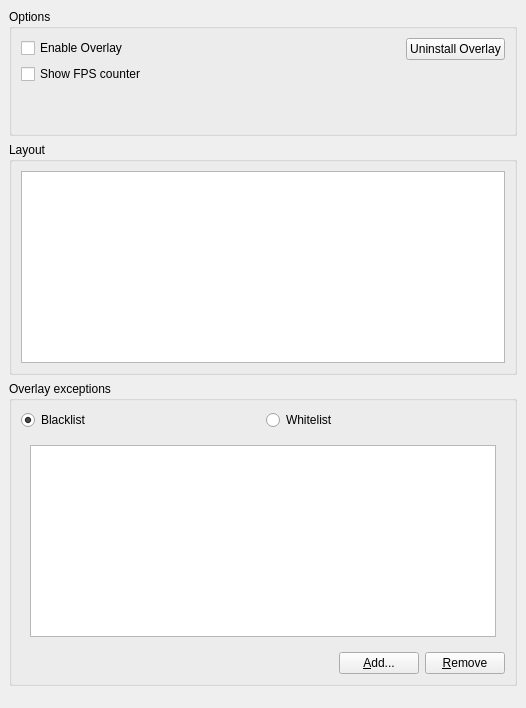
Above: src/mumble/Overlay.ui from mumble-voip/mumble before the change. Below: the same form after it.
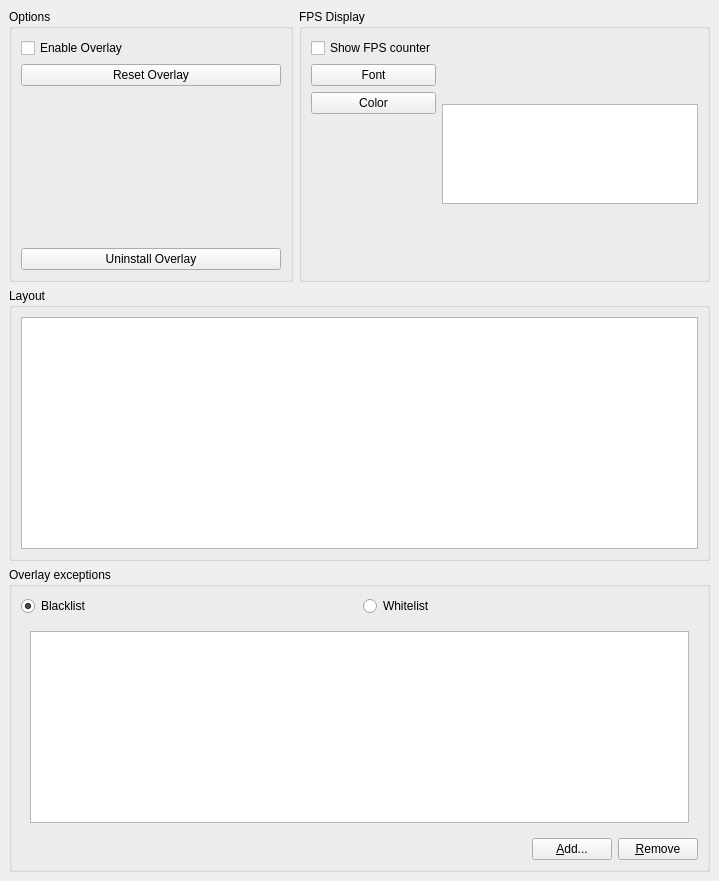
That is the form after the change. The open tabs and pages were chosen to show the change. Icons and pictures are not drawn.

Commit message:
Extended the overlay settings
  * Font and color selection for FPS display
  * Overlay reset
  * More fallbacks to grab a desktop image, only first screen
    (fix an issue where a zero-size image was used)
  * Show FPS preview in layout to give an idea of the size
  * A bunch of refactoring

The edit to the form file:
```diff
--- a/src/mumble/Overlay.ui
+++ b/src/mumble/Overlay.ui
@@ -6,8 +6,8 @@
    <rect>
     <x>0</x>
     <y>0</y>
-    <width>526</width>
-    <height>708</height>
+    <width>719</width>
+    <height>881</height>
    </rect>
   </property>
   <property name="windowTitle">
@@ -25,7 +25,18 @@
      <widget class="QWidget" name="qwOverlayConfig">
       <layout class="QVBoxLayout" name="verticalLayout_4">
        <item>
+        <layout class="QHBoxLayout" name="horizontalLayout_9">
+         <property name="sizeConstraint">
+          <enum>QLayout::SetMinimumSize</enum>
+         </property>
+         <item>
         <widget class="QGroupBox" name="qgbOptions">
+           <property name="sizePolicy">
+            <sizepolicy hsizetype="Preferred" vsizetype="Minimum">
+             <horstretch>0</horstretch>
+             <verstretch>0</verstretch>
+            </sizepolicy>
+           </property>
          <property name="title">
           <string>Options</string>
          </property>
@@ -34,7 +45,10 @@
          </property>
          <layout class="QHBoxLayout" name="horizontalLayout_7">
           <item>
-           <layout class="QVBoxLayout" name="verticalLayout_9">
+             <layout class="QVBoxLayout" name="verticalLayout_10">
+              <property name="sizeConstraint">
+               <enum>QLayout::SetDefaultConstraint</enum>
+              </property>
             <item>
              <widget class="QCheckBox" name="qcbEnable">
               <property name="toolTip">
@@ -49,6 +63,80 @@
              </widget>
             </item>
             <item>
+               <widget class="QPushButton" name="qpbReset">
+                <property name="toolTip">
+                 <string>Replaces all overlay settings with defaults.</string>
+                </property>
+                <property name="whatsThis">
+                 <string/>
+                </property>
+                <property name="text">
+                 <string>Reset Overlay</string>
+                </property>
+               </widget>
+              </item>
+              <item>
+               <spacer name="horizontalSpacer_6">
+                <property name="orientation">
+                 <enum>Qt::Horizontal</enum>
+                </property>
+                <property name="sizeHint" stdset="0">
+                 <size>
+                  <width>40</width>
+                  <height>20</height>
+                 </size>
+                </property>
+               </spacer>
+              </item>
+              <item>
+               <spacer name="verticalSpacer_3">
+                <property name="orientation">
+                 <enum>Qt::Vertical</enum>
+                </property>
+                <property name="sizeType">
+                 <enum>QSizePolicy::MinimumExpanding</enum>
+                </property>
+                <property name="sizeHint" stdset="0">
+                 <size>
+                  <width>20</width>
+                  <height>0</height>
+                 </size>
+                </property>
+               </spacer>
+              </item>
+              <item>
+               <widget class="QPushButton" name="qpbUninstall">
+                <property name="text">
+                 <string>Uninstall Overlay</string>
+                </property>
+               </widget>
+              </item>
+             </layout>
+            </item>
+           </layout>
+          </widget>
+         </item>
+         <item>
+          <widget class="QGroupBox" name="qgpFps">
+           <property name="enabled">
+            <bool>true</bool>
+           </property>
+           <property name="sizePolicy">
+            <sizepolicy hsizetype="Preferred" vsizetype="Minimum">
+             <horstretch>0</horstretch>
+             <verstretch>0</verstretch>
+            </sizepolicy>
+           </property>
+           <property name="title">
+            <string>FPS Display</string>
+           </property>
+           <layout class="QHBoxLayout" name="horizontalLayout_8">
+            <item>
+             <layout class="QVBoxLayout" name="verticalLayout_9">
+              <property name="sizeConstraint">
+               <enum>QLayout::SetMinimumSize</enum>
+              </property>
+              <item>
              <widget class="QCheckBox" name="qcbShowFps">
               <property name="toolTip">
                <string>Display a frame counter in the overlay</string>
@@ -58,15 +146,44 @@
               </property>
              </widget>
             </item>
+              <item>
+               <widget class="QPushButton" name="qpbFpsFont">
+                <property name="toolTip">
+                 <string>Set the overlay font.</string>
+                </property>
+                <property name="whatsThis">
+                 <string/>
+                </property>
+                <property name="text">
+                 <string>Font</string>
+                </property>
+               </widget>
+              </item>
+              <item>
+               <widget class="QPushButton" name="qpbFpsColor">
+                <property name="toolTip">
+                 <string>Set the overlay text color.</string>
+                </property>
+                <property name="whatsThis">
+                 <string/>
+                </property>
+                <property name="text">
+                 <string>Color</string>
+                </property>
+               </widget>
+              </item>
             <item>
              <spacer name="verticalSpacer_4">
               <property name="orientation">
                <enum>Qt::Vertical</enum>
               </property>
+                <property name="sizeType">
+                 <enum>QSizePolicy::MinimumExpanding</enum>
+                </property>
               <property name="sizeHint" stdset="0">
                <size>
                 <width>20</width>
-                <height>40</height>
+                  <height>0</height>
                </size>
               </property>
              </spacer>
@@ -74,47 +191,77 @@
            </layout>
           </item>
           <item>
-           <spacer name="horizontalSpacer_7">
-            <property name="orientation">
-             <enum>Qt::Horizontal</enum>
-            </property>
-            <property name="sizeHint" stdset="0">
-             <size>
-              <width>40</width>
-              <height>20</height>
-             </size>
-            </property>
-           </spacer>
-          </item>
+             <layout class="QVBoxLayout" name="verticalLayout_13">
+              <property name="sizeConstraint">
+               <enum>QLayout::SetMinimumSize</enum>
+              </property>
           <item>
-           <layout class="QVBoxLayout" name="verticalLayout_10">
-            <item>
-             <widget class="QPushButton" name="qpbUninstall">
-              <property name="text">
-               <string>Uninstall Overlay</string>
-              </property>
-             </widget>
-            </item>
-            <item>
-             <spacer name="verticalSpacer_3">
-              <property name="orientation">
-               <enum>Qt::Vertical</enum>
-              </property>
-              <property name="sizeHint" stdset="0">
+               <widget class="QGraphicsView" name="qgvFpsPreview">
+                <property name="enabled">
+                 <bool>true</bool>
+                </property>
+                <property name="sizePolicy">
+                 <sizepolicy hsizetype="Expanding" vsizetype="MinimumExpanding">
+                  <horstretch>0</horstretch>
+                  <verstretch>0</verstretch>
+                 </sizepolicy>
+                </property>
+                <property name="maximumSize">
                <size>
-                <width>20</width>
+                  <width>16777215</width>
+                  <height>100</height>
+                 </size>
+                </property>
+                <property name="baseSize">
+                 <size>
+                  <width>0</width>
                 <height>40</height>
                </size>
               </property>
-             </spacer>
+                <property name="verticalScrollBarPolicy">
+                 <enum>Qt::ScrollBarAlwaysOff</enum>
+                </property>
+                <property name="horizontalScrollBarPolicy">
+                 <enum>Qt::ScrollBarAlwaysOff</enum>
+                </property>
+                <property name="backgroundBrush">
+                 <brush brushstyle="SolidPattern">
+                  <color alpha="255">
+                   <red>160</red>
+                   <green>160</green>
+                   <blue>160</blue>
+                  </color>
+                 </brush>
+                </property>
+                <property name="foregroundBrush">
+                 <brush brushstyle="NoBrush">
+                  <color alpha="255">
+                   <red>0</red>
+                   <green>0</green>
+                   <blue>0</blue>
+                  </color>
+                 </brush>
+                </property>
+                <property name="renderHints">
+                 <set>QPainter::Antialiasing|QPainter::TextAntialiasing</set>
+                </property>
+               </widget>
             </item>
            </layout>
           </item>
          </layout>
         </widget>
+         </item>
+        </layout>
        </item>
        <item>
         <widget class="QGroupBox" name="qgbPosition">
+         <property name="sizePolicy">
+          <sizepolicy hsizetype="Preferred" vsizetype="Expanding">
+           <horstretch>0</horstretch>
+           <verstretch>0</verstretch>
+          </sizepolicy>
+         </property>
          <property name="title">
           <string>Layout</string>
          </property>
@@ -143,6 +290,12 @@
        </item>
        <item>
         <widget class="QGroupBox" name="qgbExceptions">
+         <property name="sizePolicy">
+          <sizepolicy hsizetype="Preferred" vsizetype="Preferred">
+           <horstretch>0</horstretch>
+           <verstretch>0</verstretch>
+          </sizepolicy>
+         </property>
          <property name="title">
           <string>Overlay exceptions</string>
          </property>
@@ -241,19 +394,6 @@
          </layout>
         </widget>
        </item>
-       <item>
-        <spacer>
-         <property name="orientation">
-          <enum>Qt::Vertical</enum>
-         </property>
-         <property name="sizeHint" stdset="0">
-          <size>
-           <width>0</width>
-           <height>0</height>
-          </size>
-         </property>
-        </spacer>
-       </item>
       </layout>
      </widget>
      <widget class="QWidget" name="qwOverlayInstall">
```
Left out of the diff: 9 changed lines with no effect on the pictures. Lines whose indentation alone changed are shown as unchanged. The commit also changes 2 other files.
